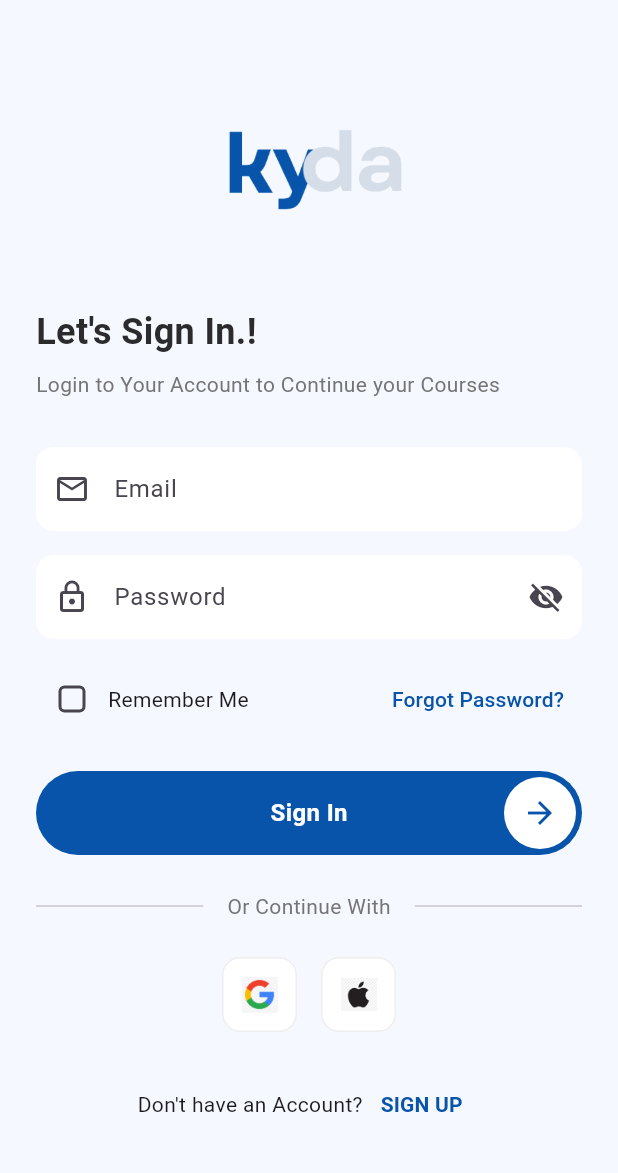
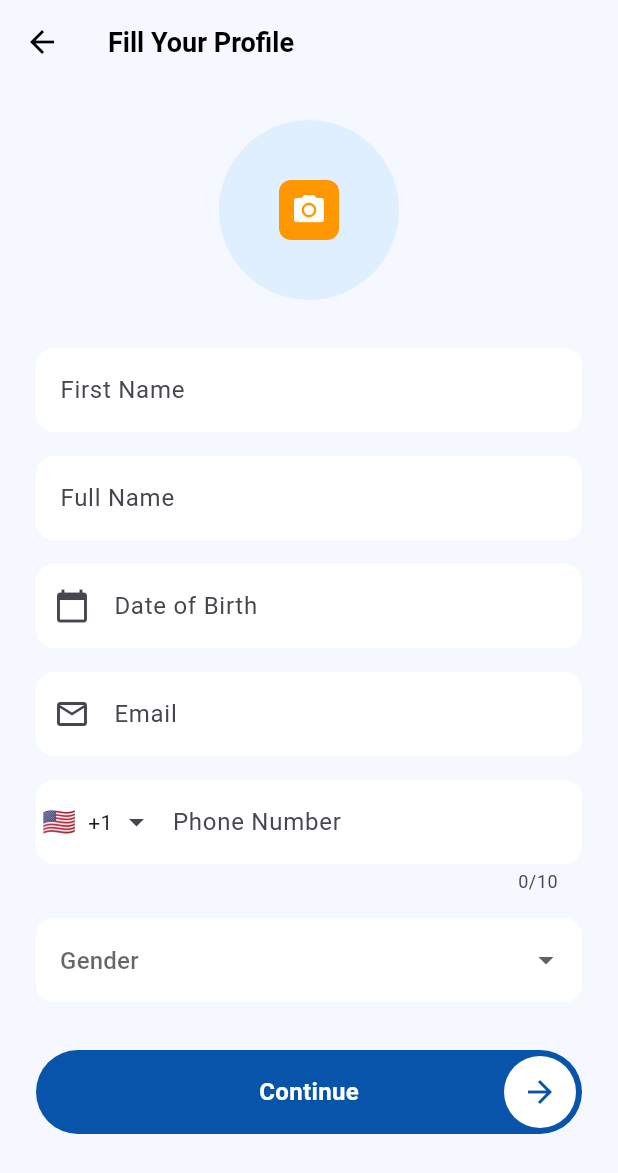
Before and after one commit to david123mbah/Kyda, a Flutter app: the screen it shows after launch, on a phone screen of 412 x 824 dp. Shown: the top 1173 px of the screen. Run offline on Flutter 3.47's test engine with Material 3 defaults, Android fonts, the phone set to English and light mode, and no system bars; drawn by our look-alikes of intl_phone_field.

Commit message:
feat(Profile-Page): started and ended the design of the fill Pofile page.

```diff
--- a/lib/main.dart
+++ b/lib/main.dart
@@ -1,8 +1,8 @@
 import 'package:flutter/material.dart';
-import 'package:kyda/signup_page.dart';
 
 //import 'signup.dart';
-import 'login.dart';
+//import 'login.dart';
+import 'your_profile.dart';
 
 void main() {
   runApp(const MyApp());
@@ -15,7 +15,7 @@
   Widget build(BuildContext context) {
     return const MaterialApp(
       debugShowCheckedModeBanner: false,
-      home: LoginPage(),
+      home: FillProfilePage(),
     );
   }
 }
--- /dev/null
+++ b/lib/your_profile.dart
@@ -0,0 +1,211 @@
+import 'package:flutter/material.dart';
+import 'package:intl_phone_field/intl_phone_field.dart';
+
+class FillProfilePage extends StatefulWidget {
+  const FillProfilePage({super.key});
+
+  @override
+  State<FillProfilePage> createState() => _FillProfilePageState();
+}
+
+class _FillProfilePageState extends State<FillProfilePage> {
+  String? selectedGender;
+  DateTime? selectedDate;
+
+  @override
+  Widget build(BuildContext context) {
+    return Scaffold(
+      backgroundColor: const Color(0xFFF5F9FF),
+      appBar: AppBar(
+        backgroundColor: Colors.transparent,
+        elevation: 0,
+        leading: IconButton(
+          icon: const Icon(Icons.arrow_back, color: Colors.black),
+          onPressed: () => Navigator.pop(context),
+        ),
+        title: const Text(
+          'Fill Your Profile',
+          style: TextStyle(
+            color: Colors.black,
+            fontSize: 18,
+            fontWeight: FontWeight.w600,
+          ),
+        ),
+      ),
+      body: SingleChildScrollView(
+        padding: const EdgeInsets.all(24.0),
+        child: Column(
+          children: [
+            // Profile Image Placeholder
+            Stack(
+              alignment: Alignment.center,
+              children: [
+                Container(
+                  width: 120,
+                  height: 120,
+                  decoration: BoxDecoration(
+                    color: Colors.blue.withOpacity(0.1),
+                    shape: BoxShape.circle,
+                  ),
+                ),
+                Container(
+                  padding: const EdgeInsets.all(8),
+                  decoration: BoxDecoration(
+                    color: Colors.orange,
+                    borderRadius: BorderRadius.circular(8),
+                  ),
+                  child: const Icon(
+                    Icons.camera_alt,
+                    color: Colors.white,
+                    size: 24,
+                  ),
+                ),
+              ],
+            ),
+            const SizedBox(height: 32),
+
+            // Form Fields
+            TextFormField(
+              decoration: _inputDecoration('First Name'),
+            ),
+            const SizedBox(height: 16),
+
+            TextFormField(
+              decoration: _inputDecoration('Full Name'),
+            ),
+            const SizedBox(height: 16),
+
+            // Date of Birth Field
+            TextFormField(
+              readOnly: true,
+              decoration: _inputDecoration(
+                'Date of Birth',
+                icon: Icons.calendar_today,
+              ),
+              onTap: () async {
+                final DateTime? picked = await showDatePicker(
+                  context: context,
+                  initialDate: DateTime.now(),
+                  firstDate: DateTime(1900),
+                  lastDate: DateTime.now(),
+                );
+                if (picked != null) {
+                  setState(() {
+                    selectedDate = picked;
+                  });
+                }
+              },
+            ),
+            const SizedBox(height: 16),
+
+            TextFormField(
+              decoration: _inputDecoration('Email', icon: Icons.email_outlined),
+            ),
+            const SizedBox(height: 16),
+
+            // Phone Number Field
+            IntlPhoneField(
+              decoration: _inputDecoration('Phone Number'),
+              initialCountryCode: 'US',
+              dropdownIconPosition: IconPosition.trailing,
+            ),
+            const SizedBox(height: 16),
+
+            // Gender Dropdown
+            DropdownButtonFormField<String>(
+              decoration: _inputDecoration('Gender'),
+              value: selectedGender,
+              items: ['Male', 'Female', 'Other']
+                  .map((gender) => DropdownMenuItem(
+                        value: gender,
+                        child: Text(gender),
+                      ))
+                  .toList(),
+              onChanged: (value) {
+                setState(() {
+                  selectedGender = value;
+                });
+              },
+            ),
+            const SizedBox(height: 32),
+
+            // Continue Button
+            Container(
+              height: 56,
+              decoration: BoxDecoration(
+                color: const Color(0xFF0754AA),
+                borderRadius: BorderRadius.circular(28),
+              ),
+              child: Stack(
+                children: [
+                  // Main Continue Text
+                  const Center(
+                    child: Text(
+                      'Continue',
+                      style: TextStyle(
+                        color: Colors.white,
+                        fontSize: 16,
+                        fontWeight: FontWeight.w600,
+                      ),
+                    ),
+                  ),
+                  // Circular button with arrow
+                  Positioned(
+                    right: 4,
+                    top: 4,
+                    child: Container(
+                      height: 48,
+                      width: 48,
+                      decoration: const BoxDecoration(
+                        color: Colors.white,
+                        shape: BoxShape.circle,
+                      ),
+                      child: const Center(
+                        child: Icon(
+                          Icons.arrow_forward,
+                          color: Color(0xFF0754AA),
+                          size: 24,
+                        ),
+                      ),
+                    ),
+                  ),
+                  // Make the entire button clickable
+                  Material(
+                    color: Colors.transparent,
+                    child: InkWell(
+                      onTap: () {
+                        // Add your continue logic here
+                      },
+                      borderRadius: BorderRadius.circular(28),
+                    ),
+                  ),
+                ],
+              ),
+            ),
+          ],
+        ),
+      ),
+    );
+  }
+
+  InputDecoration _inputDecoration(String hint, {IconData? icon}) {
+    return InputDecoration(
+      filled: true,
+      fillColor: Colors.white,
+      hintText: hint,
+      prefixIcon: icon != null ? Icon(icon) : null,
+      border: OutlineInputBorder(
+        borderRadius: BorderRadius.circular(12),
+        borderSide: BorderSide.none,
+      ),
+      enabledBorder: OutlineInputBorder(
+        borderRadius: BorderRadius.circular(12),
+        borderSide: BorderSide.none,
+      ),
+      focusedBorder: OutlineInputBorder(
+        borderRadius: BorderRadius.circular(12),
+        borderSide: BorderSide.none,
+      ),
+    );
+  }
+}
--- a/pubspec.yaml
+++ b/pubspec.yaml
@@ -35,6 +35,7 @@
   # The following adds the Cupertino Icons font to your application.
   # Use with the CupertinoIcons class for iOS style icons.
   cupertino_icons: ^1.0.8
+  intl_phone_field: ^3.2.0
 
 dev_dependencies:
   flutter_test:
@@ -45,7 +46,7 @@
   # activated in the `analysis_options.yaml` file located at the root of your
   # package. See that file for information about deactivating specific lint
   # rules and activating additional ones.
-  flutter_lints: ^4.0.0
+  flutter_lints: ^5.0.0
 
 # For information on the generic Dart part of this file, see the
 # following page: https://dart.dev/tools/pub/pubspec
```
Also changed, not shown: pubspec.lock.
